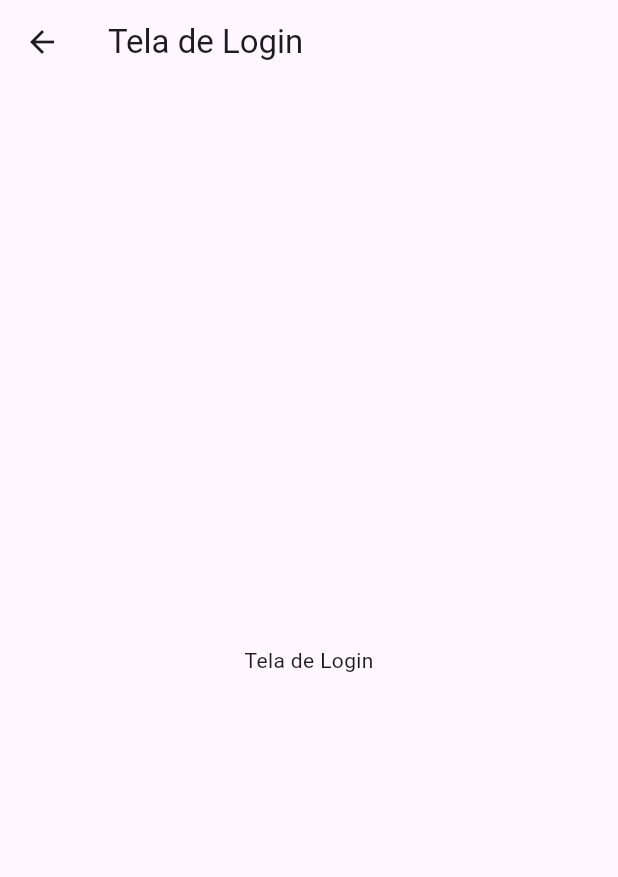
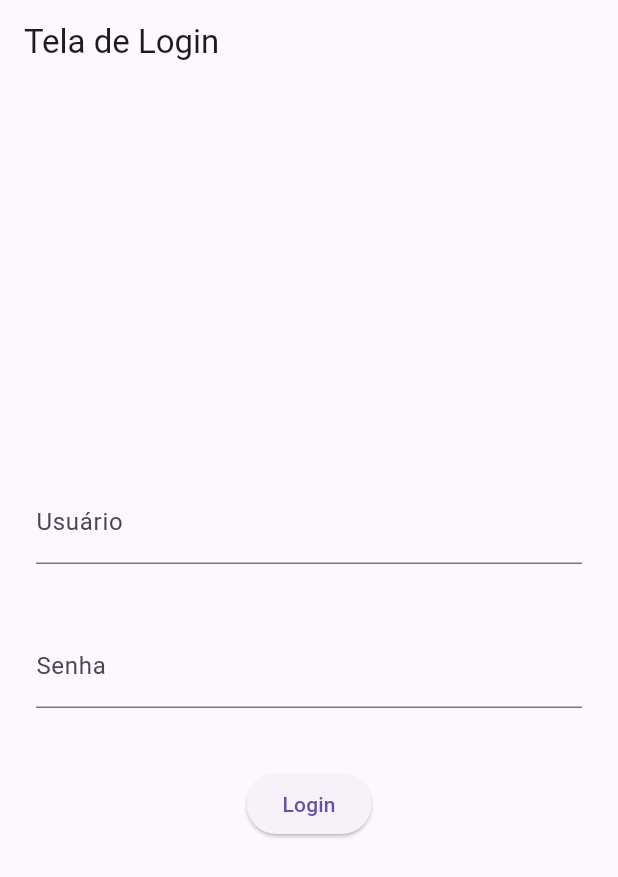
Before and after one commit to niick2500/mimpedir, a Flutter app: the TelaLogin screen opened directly, on a phone screen of 412 x 824 dp. Shown: the top 877 px of the screen. Run offline on Flutter 3.47's test engine with Material 3 defaults, Android fonts, the phone set to English and light mode, and no system bars.

Commit message:
Criando telas home e login com funcionamento básico sem banco de dados

```diff
--- a/lib/tela_login.dart
+++ b/lib/tela_login.dart
@@ -1,15 +1,57 @@
 import 'package:flutter/material.dart';
+import 'usuario.dart';
+import 'tela_home.dart';
 
 class TelaLogin extends StatelessWidget{
   TelaLogin({super.key});
+
+  final TextEditingController usuarioController = TextEditingController();
+  final TextEditingController senhaControler = TextEditingController();
+
+  Usuario u = Usuario(
+    codigo: 1,
+    senha: "@senhaforte123",
+    login: 'admin',
+    nome: 'Administrador'
+  );
 
       @override
       Widget build(BuildContext context) {
         return Scaffold(
           appBar: AppBar(title: const Text("Tela de Login")),
-          body: const Center(
-            child: Text("Tela de Login"),
-          ),
+          body: Padding(padding: const EdgeInsets.all(24.0),
+            child: Column(
+              mainAxisAlignment: MainAxisAlignment.center,
+              children: [
+                TextField(
+                  decoration: const InputDecoration(labelText: 'Usuário'),
+                  controller: usuarioController,
+                ),
+                const SizedBox(height: 40),
+                TextField(
+                  decoration: const InputDecoration(labelText: 'Senha'),
+                  obscureText: true,
+                  controller: senhaControler,
+                ),
+                const SizedBox(height: 40),
+                ElevatedButton(onPressed: (){
+
+                  if(u.login == usuarioController.text && u.senha == senhaControler.text){
+                    Navigator.push(context,
+                        MaterialPageRoute(builder: (context) => TelaHome())
+                    );
+                  }else {
+                    ScaffoldMessenger.of(context).showSnackBar(
+                      SnackBar(content: Text("Login ou senha inválidos!!"))
+                    );
+                  }
+                  ScaffoldMessenger.of(context).showSnackBar(
+                    SnackBar(content: Text("Login: ${usuarioController.text} senha: ${senhaControler.text}"))
+                  );
+                }, child: Text("Login"))
+                ],
+            ),
+          )
         );
       }
     }
```
Also changed, not shown: lib/main.dart (+3 -25 lines), lib/tela_home.dart (added, +15 -0 lines).
